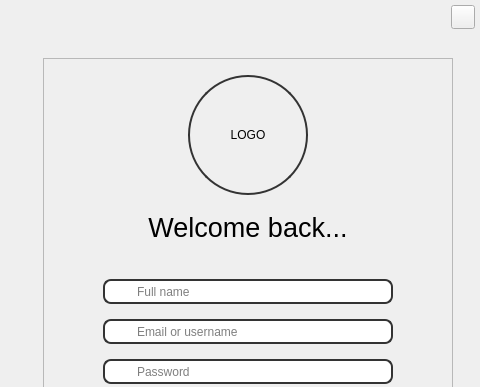
Above: project/ui/interface.ui from mylinh130425/KTLT_K23416_Group2 before the change; both pictures show x 413 to 893 and y 0 to 387 of the 893 by 497 pixel window. Below: the same form after it.
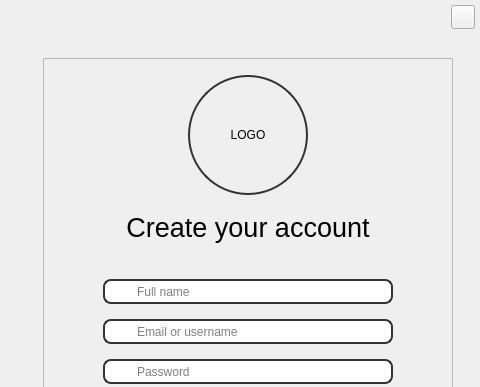
That is the form after the change. The open tabs and pages were chosen to show the change. Icons and pictures are not drawn. Custom widgets are drawn as their Qt base class.

Commit message: Fix sign up screen label

The edit to the form file:
```diff
--- a/project/ui/interface.ui
+++ b/project/ui/interface.ui
@@ -433,7 +433,7 @@
                      </font>
                     </property>
                     <property name="text">
-                     <string>Welcome back...</string>
+                     <string>Create your account</string>
                     </property>
                     <property name="scaledContents">
                      <bool>true</bool>
```
The commit also changes 3 other files.
